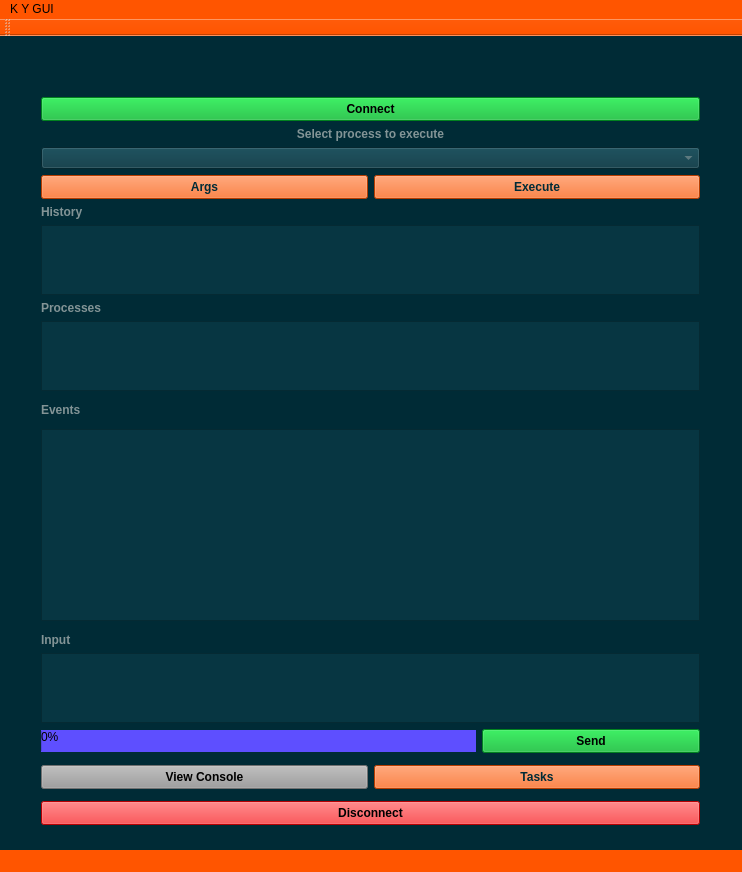
Qt form mainwindow.ui (StronglogicSolutions/ky_gui) before a commit.
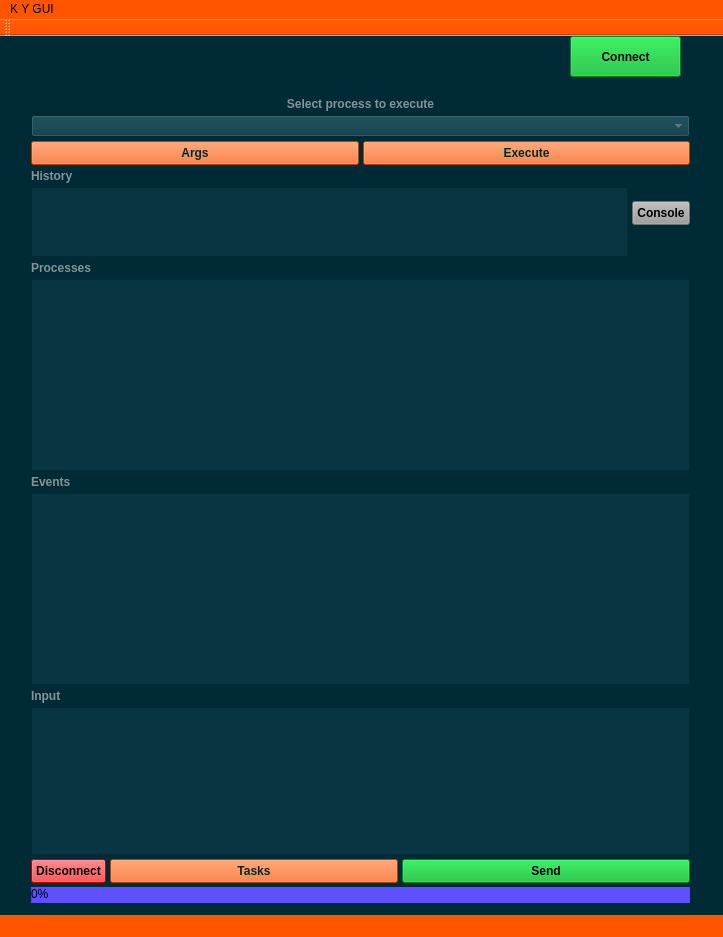
The same form after that commit. Icons and pictures are not drawn. Custom widgets are drawn as their Qt base class.

```diff
--- a/mainwindow.ui
+++ b/mainwindow.ui
@@ -6,8 +6,8 @@
    <rect>
     <x>0</x>
     <y>0</y>
-    <width>742</width>
-    <height>872</height>
+    <width>723</width>
+    <height>937</height>
    </rect>
   </property>
   <property name="windowTitle">
@@ -30,7 +30,7 @@
    <widget class="QLabel" name="label">
     <property name="geometry">
      <rect>
-      <x>290</x>
+      <x>280</x>
       <y>10</y>
       <width>161</width>
       <height>31</height>
@@ -49,15 +49,15 @@
    <widget class="QWidget" name="verticalLayoutWidget">
     <property name="geometry">
      <rect>
-      <x>30</x>
+      <x>20</x>
       <y>50</y>
       <width>681</width>
-      <height>750</height>
+      <height>828</height>
      </rect>
     </property>
-    <layout class="QVBoxLayout" name="verticalLayout" stretch="5,0,0,3,1,5">
+    <layout class="QVBoxLayout" name="verticalLayout" stretch="1,0,0,0,0,0,0">
      <property name="spacing">
-      <number>12</number>
+      <number>4</number>
      </property>
      <item>
       <layout class="QGridLayout" name="gridLayout_2" rowstretch="5" columnstretch="0,0">
@@ -68,28 +68,10 @@
         <number>0</number>
        </property>
        <item row="0" column="0">
-        <layout class="QVBoxLayout" name="verticalLayout_2" stretch="2,2,2,1,5,2,2,2">
+        <layout class="QVBoxLayout" name="verticalLayout_2" stretch="2,2,1,0,2,0">
          <property name="spacing">
-          <number>6</number>
+          <number>4</number>
          </property>
-         <item>
-          <widget class="QPushButton" name="connect">
-           <property name="styleSheet">
-            <string notr="true">font: 87 11pt &quot;Noto Sans&quot;;
-color: rgb(0, 0, 0);
-background-color: rgb(2, 180, 43);
-font-weight: 700;
-padding: 4px;</string>
-           </property>
-           <property name="text">
-            <string>Connect</string>
-           </property>
-           <property name="icon">
-            <iconset resource="kres.qrc">
-             <normaloff>:/icons/icons/start.png</normaloff>:/icons/icons/start.png</iconset>
-           </property>
-          </widget>
-         </item>
          <item>
           <widget class="QLabel" name="selectProcessTitle">
            <property name="styleSheet">
@@ -128,7 +110,7 @@
          <item>
           <layout class="QHBoxLayout" name="horizontalLayout_2">
            <property name="spacing">
-            <number>6</number>
+            <number>4</number>
            </property>
            <item>
             <widget class="QPushButton" name="addArgs">
@@ -173,45 +155,89 @@
           </layout>
          </item>
          <item>
-          <widget class="QLabel" name="messagesTitle">
-           <property name="styleSheet">
-            <string notr="true">font: 75 11pt &quot;Noto Sans&quot;;
+          <layout class="QHBoxLayout" name="horizontalLayout_6" stretch="0,0">
+           <property name="spacing">
+            <number>4</number>
+           </property>
+           <item>
+            <layout class="QVBoxLayout" name="verticalLayout_3">
+             <property name="spacing">
+              <number>4</number>
+             </property>
+             <item>
+              <widget class="QLabel" name="messagesTitle">
+               <property name="styleSheet">
+                <string notr="true">font: 75 11pt &quot;Noto Sans&quot;;
 color: rgb(131, 148, 150);
 font-weight: 700;</string>
-           </property>
-           <property name="text">
-            <string>History</string>
-           </property>
-          </widget>
-         </item>
-         <item>
-          <widget class="QTextEdit" name="messages">
-           <property name="toolTip">
-            <string>Messages</string>
-           </property>
-           <property name="toolTipDuration">
-            <number>1</number>
-           </property>
-           <property name="autoFillBackground">
-            <bool>false</bool>
-           </property>
-           <property name="styleSheet">
-            <string notr="true">font: 87 11pt &quot;Noto Sans&quot;;
+               </property>
+               <property name="text">
+                <string>History</string>
+               </property>
+              </widget>
+             </item>
+             <item>
+              <widget class="QTextEdit" name="messages">
+               <property name="sizePolicy">
+                <sizepolicy hsizetype="Minimum" vsizetype="Maximum">
+                 <horstretch>0</horstretch>
+                 <verstretch>0</verstretch>
+                </sizepolicy>
+               </property>
+               <property name="toolTip">
+                <string>Messages</string>
+               </property>
+               <property name="toolTipDuration">
+                <number>1</number>
+               </property>
+               <property name="autoFillBackground">
+                <bool>false</bool>
+               </property>
+               <property name="styleSheet">
+                <string notr="true">font: 87 11pt &quot;Noto Sans&quot;;
 background-color: rgb(7, 54, 66);
 color: rgb(131, 148, 150);
 font-weight: 700;
 </string>
-           </property>
-           <property name="lineWrapMode">
-            <enum>QTextEdit::WidgetWidth</enum>
-           </property>
-           <property name="readOnly">
-            <bool>true</bool>
-           </property>
-           <property name="placeholderText">
-            <string/>
-           </property>
-          </widget>
+               </property>
+               <property name="lineWrapMode">
+                <enum>QTextEdit::WidgetWidth</enum>
+               </property>
+               <property name="readOnly">
+                <bool>true</bool>
+               </property>
+               <property name="placeholderText">
+                <string notr="true"/>
+               </property>
+              </widget>
+             </item>
+            </layout>
+           </item>
+           <item>
+            <widget class="QPushButton" name="viewConsole">
+             <property name="sizePolicy">
+              <sizepolicy hsizetype="Maximum" vsizetype="Fixed">
+               <horstretch>0</horstretch>
+               <verstretch>0</verstretch>
+              </sizepolicy>
+             </property>
+             <property name="styleSheet">
+              <string notr="true">background-color: rgb(157, 157, 157);
+font: 87 11pt &quot;Noto Sans&quot;;
+color: rgb(0, 0, 0);
+font-weight: 700;
+padding: 4px;</string>
+             </property>
+             <property name="text">
+              <string>Console</string>
+             </property>
+             <property name="icon">
+              <iconset resource="kres.qrc">
+               <normaloff>:/icons/log.png</normaloff>:/icons/log.png</iconset>
+             </property>
+            </widget>
+           </item>
+          </layout>
          </item>
          <item>
           <widget class="QLabel" name="processListTitle">
@@ -229,7 +255,13 @@
           </widget>
          </item>
          <item>
-          <widget class="QListWidget" name="processList">
+          <widget class="QListView" name="processList">
+           <property name="sizePolicy">
+            <sizepolicy hsizetype="Expanding" vsizetype="Minimum">
+             <horstretch>0</horstretch>
+             <verstretch>0</verstretch>
+            </sizepolicy>
+           </property>
            <property name="styleSheet">
             <string notr="true">font: 87 11pt &quot;Noto Sans&quot;;
 background-color: rgb(7, 54, 66);
@@ -237,6 +269,9 @@
 font-weight: 700;
 </string>
            </property>
+           <property name="spacing">
+            <number>2</number>
+           </property>
           </widget>
          </item>
         </layout>
@@ -260,6 +295,12 @@
      </item>
      <item>
       <widget class="QListWidget" name="eventList">
+       <property name="sizePolicy">
+        <sizepolicy hsizetype="Expanding" vsizetype="Minimum">
+         <horstretch>0</horstretch>
+         <verstretch>0</verstretch>
+        </sizepolicy>
+       </property>
        <property name="styleSheet">
         <string notr="true">font: 87 11pt &quot;Noto Sans&quot;;
 background-color: rgb(7, 54, 66);
@@ -276,12 +317,18 @@
        <property name="resizeMode">
         <enum>QListView::Adjust</enum>
        </property>
+       <property name="spacing">
+        <number>2</number>
+       </property>
        <property name="modelColumn">
         <number>0</number>
        </property>
        <property name="wordWrap">
         <bool>false</bool>
        </property>
+       <property name="sortingEnabled">
+        <bool>false</bool>
+       </property>
       </widget>
      </item>
      <item>
@@ -290,71 +337,19 @@
         <enum>QLayout::SetMinimumSize</enum>
        </property>
        <property name="spacing">
-        <number>6</number>
+        <number>4</number>
        </property>
        <item row="2" column="0">
-        <layout class="QHBoxLayout" name="horizontalLayout" stretch="2,1">
-         <item>
-          <widget class="QProgressBar" name="progressBar">
-           <property name="sizePolicy">
-            <sizepolicy hsizetype="Minimum" vsizetype="Maximum">
-             <horstretch>0</horstretch>
-             <verstretch>0</verstretch>
-            </sizepolicy>
-           </property>
-           <property name="styleSheet">
-            <string notr="true">background-color: rgb(94, 79, 255);
-font: 87 11pt &quot;Noto Sans&quot;;
-color: rgb(0, 0, 0);</string>
-           </property>
-           <property name="value">
-            <number>0</number>
-           </property>
-          </widget>
-         </item>
-         <item>
-          <widget class="QPushButton" name="sendMessage">
-           <property name="sizePolicy">
-            <sizepolicy hsizetype="Minimum" vsizetype="Fixed">
-             <horstretch>0</horstretch>
-             <verstretch>0</verstretch>
-            </sizepolicy>
-           </property>
-           <property name="styleSheet">
-            <string notr="true">background-color: rgb(130, 255, 121);
-background-color: rgb(2, 180, 43);
-font: 87 11pt &quot;Noto Sans&quot;;
-color: rgb(0, 0, 0);
-font-weight: 700;
-padding: 4px;</string>
-           </property>
-           <property name="text">
-            <string>Send</string>
-           </property>
-           <property name="icon">
-            <iconset resource="kres.qrc">
-             <normaloff>:/icons/send-button.png</normaloff>:/icons/send-button.png</iconset>
-           </property>
-           <property name="checkable">
-            <bool>false</bool>
-           </property>
-           <property name="autoDefault">
-            <bool>false</bool>
-           </property>
-           <property name="default">
-            <bool>false</bool>
-           </property>
-           <property name="flat">
-            <bool>false</bool>
-           </property>
-          </widget>
-         </item>
+        <layout class="QHBoxLayout" name="horizontalLayout">
+         <property name="spacing">
+          <number>4</number>
+         </property>
         </layout>
        </item>
        <item row="1" column="0">
         <widget class="QTextEdit" name="inputText">
          <property name="sizePolicy">
-          <sizepolicy hsizetype="Minimum" vsizetype="Expanding">
+          <sizepolicy hsizetype="Minimum" vsizetype="Maximum">
            <horstretch>0</horstretch>
            <verstretch>0</verstretch>
           </sizepolicy>
@@ -384,23 +379,27 @@
      </item>
      <item>
       <layout class="QHBoxLayout" name="horizontalLayout_3">
+       <property name="spacing">
+        <number>4</number>
+       </property>
        <item>
-        <widget class="QPushButton" name="viewConsole">
+        <widget class="QPushButton" name="disconnect">
          <property name="sizePolicy">
-          <sizepolicy hsizetype="MinimumExpanding" vsizetype="Fixed">
+          <sizepolicy hsizetype="Maximum" vsizetype="Minimum">
            <horstretch>0</horstretch>
            <verstretch>0</verstretch>
           </sizepolicy>
          </property>
          <property name="styleSheet">
-          <string notr="true">background-color: rgb(157, 157, 157);
-font: 87 11pt &quot;Noto Sans&quot;;
+          <string notr="true">font: 87 11pt &quot;Noto Sans&quot;;
 color: rgb(0, 0, 0);
+background-color: rgb(255, 65, 68);
+background-color: rgb(255, 0, 4);
 font-weight: 700;
 padding: 4px;</string>
          </property>
          <property name="text">
-          <string>View Console</string>
+          <string>Disconnect</string>
          </property>
          <property name="icon">
           <iconset resource="kres.qrc">
@@ -411,7 +410,7 @@
        <item>
         <widget class="QPushButton" name="tasks">
          <property name="sizePolicy">
-          <sizepolicy hsizetype="MinimumExpanding" vsizetype="Fixed">
+          <sizepolicy hsizetype="Minimum" vsizetype="Fixed">
            <horstretch>0</horstretch>
            <verstretch>0</verstretch>
           </sizepolicy>
@@ -428,30 +427,67 @@
          </property>
         </widget>
        </item>
+       <item>
+        <widget class="QPushButton" name="sendMessage">
+         <property name="sizePolicy">
+          <sizepolicy hsizetype="Preferred" vsizetype="Fixed">
+           <horstretch>0</horstretch>
+           <verstretch>0</verstretch>
+          </sizepolicy>
+         </property>
+         <property name="styleSheet">
+          <string notr="true">background-color: rgb(130, 255, 121);
+background-color: rgb(2, 180, 43);
+font: 87 11pt &quot;Noto Sans&quot;;
+color: rgb(0, 0, 0);
+font-weight: 700;
+padding: 4px;</string>
+         </property>
+         <property name="text">
+          <string>Send</string>
+         </property>
+         <property name="icon">
+          <iconset resource="kres.qrc">
+           <normaloff>:/icons/send-button.png</normaloff>:/icons/send-button.png</iconset>
+         </property>
+         <property name="checkable">
+          <bool>false</bool>
+         </property>
+         <property name="autoDefault">
+          <bool>false</bool>
+         </property>
+         <property name="default">
+          <bool>false</bool>
+         </property>
+         <property name="flat">
+          <bool>false</bool>
+         </property>
+        </widget>
+       </item>
       </layout>
      </item>
      <item>
-      <widget class="QPushButton" name="disconnect">
+      <layout class="QHBoxLayout" name="horizontalLayout_5">
+       <property name="spacing">
+        <number>4</number>
+       </property>
+      </layout>
+     </item>
+     <item>
+      <widget class="QProgressBar" name="progressBar">
        <property name="sizePolicy">
-        <sizepolicy hsizetype="Minimum" vsizetype="Minimum">
+        <sizepolicy hsizetype="Minimum" vsizetype="Maximum">
          <horstretch>0</horstretch>
          <verstretch>0</verstretch>
         </sizepolicy>
        </property>
        <property name="styleSheet">
-        <string notr="true">font: 87 11pt &quot;Noto Sans&quot;;
-color: rgb(0, 0, 0);
-background-color: rgb(255, 65, 68);
-background-color: rgb(255, 0, 4);
-font-weight: 700;
-padding: 4px;</string>
+        <string notr="true">background-color: rgb(94, 79, 255);
+font: 87 11pt &quot;Noto Sans&quot;;
+color: rgb(0, 0, 0);</string>
        </property>
-       <property name="text">
-        <string>Disconnect</string>
-       </property>
-       <property name="icon">
-        <iconset resource="kres.qrc">
-         <normaloff>:/icons/disconnect.png</normaloff>:/icons/disconnect.png</iconset>
+       <property name="value">
+        <number>0</number>
        </property>
       </widget>
      </item>
@@ -470,13 +506,37 @@
      <string/>
     </property>
    </widget>
+   <widget class="QPushButton" name="connect">
+    <property name="geometry">
+     <rect>
+      <x>570</x>
+      <y>0</y>
+      <width>111</width>
+      <height>41</height>
+     </rect>
+    </property>
+    <property name="styleSheet">
+     <string notr="true">font: 87 11pt &quot;Noto Sans&quot;;
+color: rgb(0, 0, 0);
+background-color: rgb(2, 180, 43);
+font-weight: 700;
+padding: 4px;</string>
+    </property>
+    <property name="text">
+     <string>Connect</string>
+    </property>
+    <property name="icon">
+     <iconset resource="kres.qrc">
+      <normaloff>:/icons/icons/start.png</normaloff>:/icons/icons/start.png</iconset>
+    </property>
+   </widget>
   </widget>
   <widget class="QMenuBar" name="menuBar">
    <property name="geometry">
     <rect>
      <x>0</x>
      <y>0</y>
-     <width>742</width>
+     <width>723</width>
      <height>23</height>
     </rect>
    </property>
```
Left out of the diff: 4 changed lines with no effect on the pictures.
